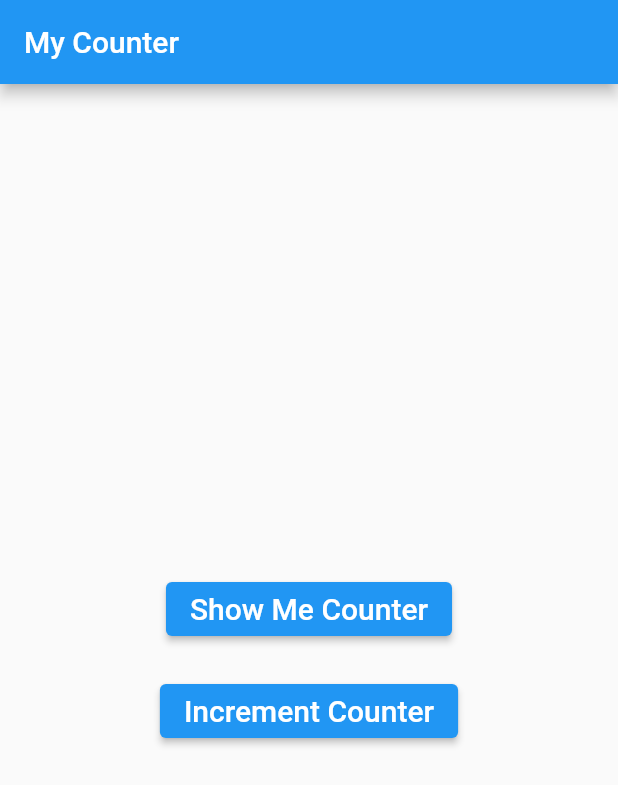
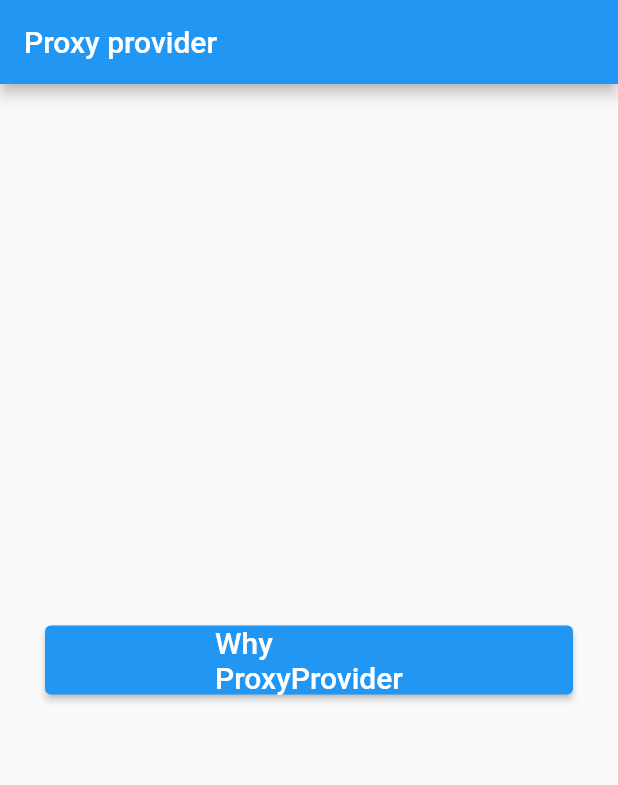
Before and after one commit to fahmi54321/basic_provider, a Flutter app: the screen it shows after launch, on a phone screen of 412 x 824 dp. Shown: the top 785 px of the screen. Run offline on Flutter 3.47's test engine with Material 2 defaults, Android fonts, the phone set to English and light mode, and no system bars.

Commit message:
why proxt_provider

```diff
--- a/lib/counter.dart
+++ /dev/null
@@ -1,10 +0,0 @@
-import 'package:flutter/material.dart';
-
-class Counter with ChangeNotifier {
-  int counter = 0;
-
-  void increment() {
-    counter++;
-    notifyListeners();
-  }
-}
--- a/lib/main.dart
+++ b/lib/main.dart
@@ -1,5 +1,4 @@
-import 'package:basic_provider/counter.dart';
-import 'package:basic_provider/show_me_counter.dart';
+import 'package:basic_provider/why_proxy_provider.dart';
 import 'package:flutter/material.dart';
 import 'package:provider/provider.dart';
 
@@ -7,15 +6,8 @@ void main() {
   runApp(MyApp());
 }
 
-class MyApp extends StatefulWidget {
+class MyApp extends StatelessWidget {
   MyApp({super.key});
-
-  @override
-  State<MyApp> createState() => _MyAppState();
-}
-
-class _MyAppState extends State<MyApp> {
-  final _counter = Counter();
 
   @override
   Widget build(BuildContext context) {
@@ -24,35 +16,8 @@ class _MyAppState extends State<MyApp> {
       theme: ThemeData(
         primarySwatch: Colors.blue,
       ),
-      home: ChangeNotifierProvider(
-        create: (context) => Counter(),
-        child: MyHomePage(),
-      ),
-      onGenerateRoute: (RouteSettings settings) { //todo 1 (finish)
-        switch (settings.name) {
-          case '/':
-            return MaterialPageRoute(
-              builder: (context) => ChangeNotifierProvider.value(
-                value: _counter,
-                child: MyHomePage(),
-              ),
+      home: MyHomePage(),
     );
-          case 'counter':
-            return MaterialPageRoute(
-              builder: (context) => ChangeNotifierProvider.value(
-                value: _counter,
-                child: ShowMeCounter(),
-              ),
-            );
-        }
-      },
-    );
-  }
-
-  @override
-  void dispose() {
-    _counter.dispose();
-    super.dispose();
   }
 }
 
@@ -68,34 +33,33 @@ class _MyHomePageState extends State<MyHomePage> {
   Widget build(BuildContext context) {
     return Scaffold(
       appBar: AppBar(
-        title: Text('My Counter'),
+        title: Text('Proxy provider'),
       ),
       body: Center(
-        child: Column(
-          mainAxisAlignment: MainAxisAlignment.center,
+        child: Padding(
+          padding: const EdgeInsets.symmetric(horizontal: 30.0),
+          child: ListView(
+            shrinkWrap: true,
             children: [
               ElevatedButton(
+                //todo 1 (next why_proxy_provider.dart)
                 onPressed: () {
-                Navigator.pushNamed(context, 'counter');
+                  Navigator.push(
+                    context,
+                    MaterialPageRoute(
+                      builder: (context) => WhyProxyProvider(),
+                    ),
+                  );
                 },
                 child: const Text(
-                'Show Me Counter',
+                  'Why\nProxyProvider',
                   style: TextStyle(
                     fontSize: 20.0,
                   ),
                 ),
               ),
-            const SizedBox(height: 20.0),
-            ElevatedButton(
-              onPressed: () {
-                context.read<Counter>().increment();
-              },
-              child: const Text(
-                'Increment Counter',
-                style: TextStyle(fontSize: 20.0),
+            ],
           ),
-            ),
-          ],
         ),
       ),
     );
--- a/lib/show_me_counter.dart
+++ /dev/null
@@ -1,22 +0,0 @@
-import 'package:basic_provider/counter.dart';
-import 'package:flutter/material.dart';
-import 'package:provider/provider.dart';
-
-class ShowMeCounter extends StatelessWidget {
-  const ShowMeCounter({super.key});
-
-  @override
-  Widget build(BuildContext context) {
-    return Scaffold(
-      appBar: AppBar(
-        title: const Text('Counter'),
-      ),
-      body: Center(
-        child: Text(
-          '${context.watch<Counter>().counter}',
-          style: TextStyle(fontSize: 52.0),
-        ),
-      ),
-    );
-  }
-}
```
Also changed, not shown: lib/why_proxy_provider.dart (added, +101 -0 lines). Lines whose indentation alone changed are shown as unchanged.
